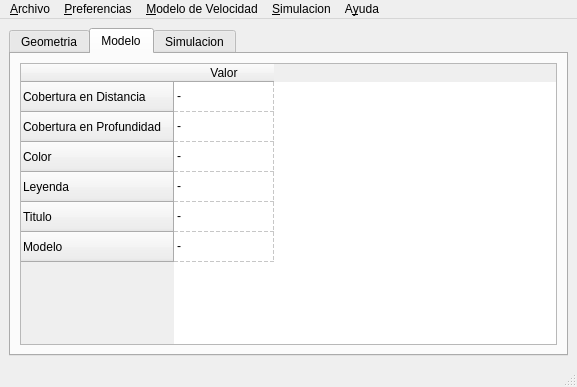
This is Viper/mainwindow.ui in edvelezg/viper-sugui as Qt 5 draws it before an edit. The edited form follows.
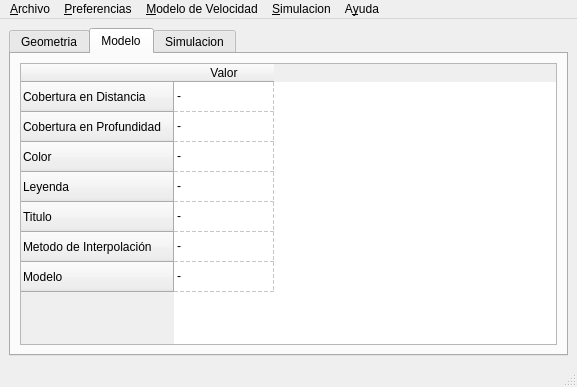
This is the edited form. The open tabs and pages were chosen to show the change. Icons and pictures are not drawn.

What changed in the file:
```diff
--- a/Viper/mainwindow.ui
+++ b/Viper/mainwindow.ui
@@ -235,6 +235,11 @@
             <string>Titulo</string>
            </property>
           </row>
+          <row>
+           <property name="text" >
+            <string>Metodo de Interpolación</string>
+           </property>
+          </row>
           <row>
            <property name="text" >
             <string>Modelo</string>
@@ -274,6 +279,11 @@
            <property name="text" >
             <string>-</string>
            </property>
+          </item>
+          <item row="6" column="0" >
+           <property name="text" >
+            <string>-</string>
+           </property>
            <property name="icon" >
             <iconset resource="Viper.qrc" >
              <normaloff>:/images/models.png</normaloff>:/images/models.png</iconset>
```
Left out of the diff: 3 changed lines with no effect on the pictures.
